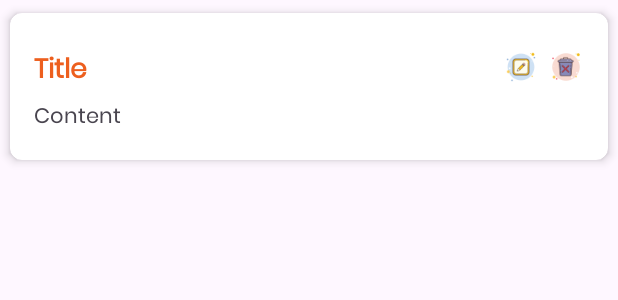
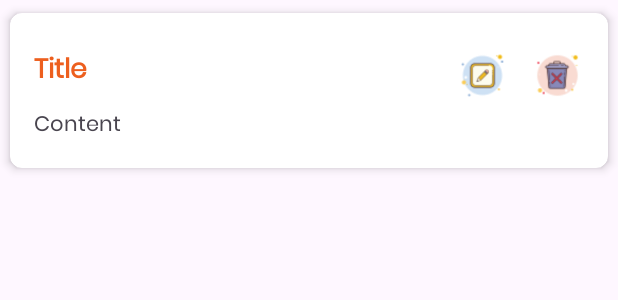
Before and after one commit to KavindiPathiraja/Task-Management-App, an Android app: the layout note_item.xml on its own in the app's theme, with its tools: preview values and no code run, on a phone screen of 412 x 824 dp. Shown: the top 300 px of the screen. Run offline under Robolectric (Android 15) with nearby library versions, the phone set to English and light mode, and no system bars.

Commit message:
edit/delete buttons

```diff
--- a/app/src/main/res/layout/note_item.xml
+++ b/app/src/main/res/layout/note_item.xml
@@ -32,16 +32,16 @@
 
             <ImageView
                 android:id="@+id/updateButton"
-                android:layout_width="24dp"
-                android:layout_height="24dp"
+                android:layout_width="35dp"
+                android:layout_height="35dp"
                 android:layout_alignParentEnd="true"
-                android:layout_marginEnd="30dp"
+                android:layout_marginEnd="50dp"
                 android:src="@drawable/edit"/>
 
             <ImageView
                 android:id="@+id/deleteButton"
-                android:layout_width="24dp"
-                android:layout_height="24dp"
+                android:layout_width="35dp"
+                android:layout_height="35dp"
                 android:layout_alignParentEnd="true"
                 android:src="@drawable/delete"/>
 
```
